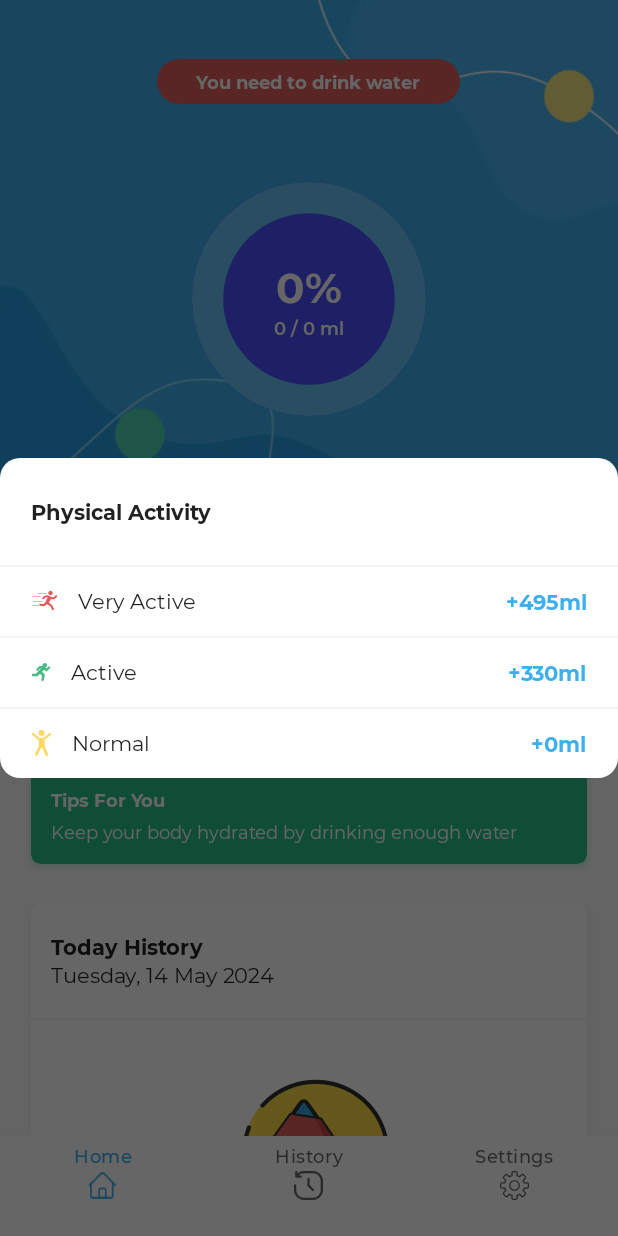
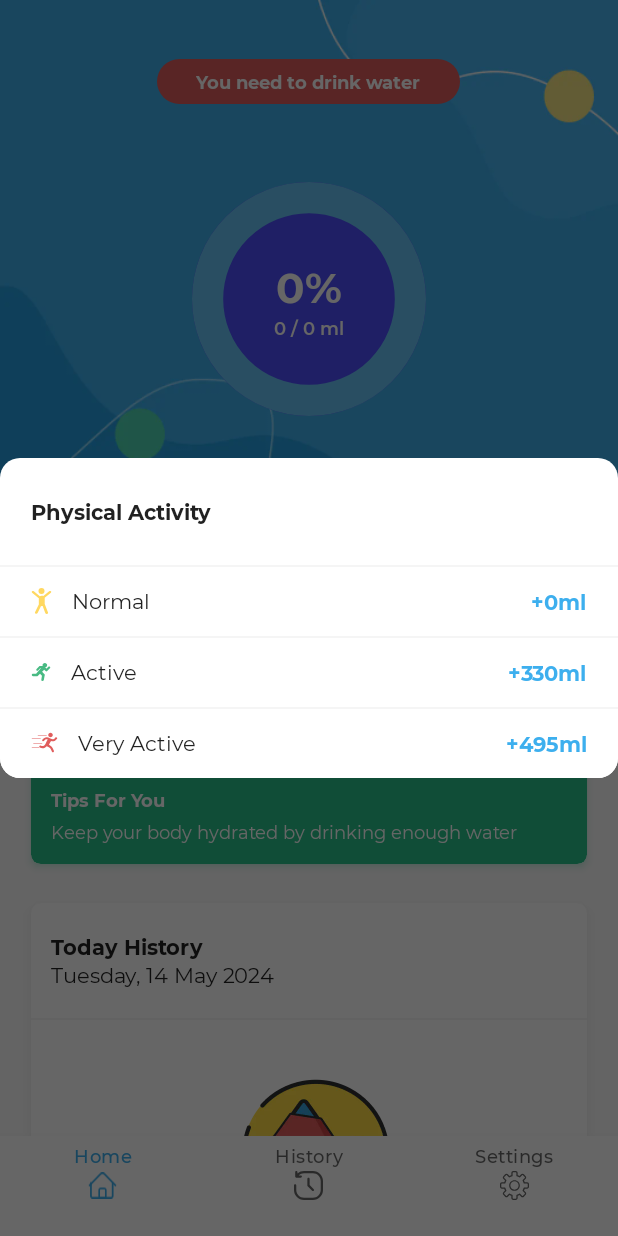
Before and after one commit to Codingle-House/Minumin, an Android app: the MainFragment screen opened directly, with no data from a screen before it, after a tap on an icon or button, on a phone screen of 412 x 824 dp. Run offline under Robolectric (Android 15) with nearby library versions, the phone set to English and light mode, and no system bars; our stand-ins replace Dagger/Hilt's generated code, Room's generated code, sdp/ssp sizes; libraries missing offline, so code that uses them is left out: me.everything.android; 9 statements that could not run were skipped.

Commit message:
change physical activities to rv

```diff
--- a/app/src/main/java/id/co/minumin/presentation/dialog/PhysicalActivitiesDialog.kt
+++ /dev/null
@@ -1,49 +0,0 @@
-package id.co.minumin.presentation.dialog
-
-import android.content.Context
-import android.view.LayoutInflater
-import id.co.minumin.data.dto.PhysicalActivitiesDto
-import id.co.minumin.data.dto.PhysicalActivitiesDto.ACTIVE
-import id.co.minumin.data.dto.PhysicalActivitiesDto.NORMAL
-import id.co.minumin.data.dto.PhysicalActivitiesDto.VERY_ACTIVE
-import id.co.minumin.databinding.DialogMetricSelectionBinding
-import id.co.minumin.databinding.DialogPhysicalActivitiesBinding
-import id.co.minumin.uikit.MinuminDialog
-
-/**
- * Created by pertadima on 07,February,2021
- */
-
-class PhysicalActivitiesDialog(
-    context: Context
-) : MinuminDialog<DialogPhysicalActivitiesBinding>(context) {
-
-    override val bindingInflater: (LayoutInflater) -> DialogPhysicalActivitiesBinding
-        get() = DialogPhysicalActivitiesBinding::inflate
-
-    private var action: (PhysicalActivitiesDto) -> Unit = { _ -> kotlin.run { } }
-
-    override fun onCreateDialog() {
-        binding.physicalRelativelayoutNormal.setOnClickListener {
-            action.invoke(NORMAL)
-            dismiss()
-        }
-        binding.physicalRelativelayoutActive.setOnClickListener {
-            action.invoke(ACTIVE)
-            dismiss()
-        }
-        binding.physicalRelativelayoutExtra.setOnClickListener {
-            action.invoke(VERY_ACTIVE)
-            dismiss()
-        }
-    }
-
-    fun setListener(action: (PhysicalActivitiesDto) -> Unit): PhysicalActivitiesDialog {
-        this.action = action
-        return this
-    }
-
-    companion object {
-        fun newInstance(context: Context) = PhysicalActivitiesDialog(context)
-    }
-}
--- /dev/null
+++ b/app/src/main/java/id/co/minumin/presentation/dialog/physicalactivities/PhysicalActivitiesAdapter.kt
@@ -0,0 +1,99 @@
+package id.co.minumin.presentation.dialog.physicalactivities
+
+import android.annotation.SuppressLint
+import android.content.Context
+import android.view.LayoutInflater
+import android.view.ViewGroup
+import androidx.core.view.isGone
+import androidx.recyclerview.widget.DiffUtil.calculateDiff
+import androidx.recyclerview.widget.RecyclerView
+import id.co.minumin.R
+import id.co.minumin.core.DiffCallback
+import id.co.minumin.core.ext.getDrawableCompat
+import id.co.minumin.data.dto.PhysicalActivitiesDto
+import id.co.minumin.data.dto.PhysicalActivitiesDto.ACTIVE
+import id.co.minumin.data.dto.PhysicalActivitiesDto.NORMAL
+import id.co.minumin.data.dto.PhysicalActivitiesDto.VERY_ACTIVE
+import id.co.minumin.databinding.ItemRecyclerviewPhysicalactivitiesBinding
+import id.co.minumin.presentation.dialog.physicalactivities.PhysicalActivitiesAdapter.ItemViewHolder
+
+/**
+ * Created by pertadima on 11,February,2021
+ */
+
+class PhysicalActivitiesAdapter(
+    private val context: Context,
+    private val diffCallback: DiffCallback,
+    private val itemListener: (PhysicalActivitiesDto) -> Unit = { _ -> run {} }
+) : RecyclerView.Adapter<ItemViewHolder>() {
+
+    private val dataSet: MutableList<PhysicalActivitiesDto> = mutableListOf()
+
+    override fun onCreateViewHolder(parent: ViewGroup, viewType: Int): ItemViewHolder {
+        val itemBinding = ItemRecyclerviewPhysicalactivitiesBinding.inflate(
+            LayoutInflater.from(parent.context), parent, false
+        )
+        return ItemViewHolder(itemBinding)
+    }
+
+    override fun onBindViewHolder(holder: ItemViewHolder, position: Int) {
+        holder.bindView(dataSet[holder.bindingAdapterPosition])
+    }
+
+    override fun getItemCount(): Int = dataSet.size
+
+    fun setData(newDataSet: List<PhysicalActivitiesDto>) = calculateDiff(newDataSet)
+
+    private fun calculateDiff(newDataSet: List<PhysicalActivitiesDto>) {
+        diffCallback.setList(dataSet, newDataSet)
+        val result = calculateDiff(diffCallback)
+        with(dataSet) {
+            clear()
+            addAll(newDataSet)
+        }
+        result.dispatchUpdatesTo(this)
+    }
+
+    inner class ItemViewHolder(private val binding: ItemRecyclerviewPhysicalactivitiesBinding) :
+        RecyclerView.ViewHolder(binding.root) {
+        @SuppressLint("SetTextI18n")
+        fun bindView(data: PhysicalActivitiesDto) = with(binding) {
+            itemRlParent.setOnClickListener { itemListener.invoke(data) }
+            line.isGone = bindingAdapterPosition == dataSet.size.dec()
+            itemTvMl.text = "+${data.consumption}${context.getString(R.string.general_text_ml)}"
+            itemTvText.apply {
+                when (data) {
+                    NORMAL -> {
+                        text = context.getString(R.string.dialog_text_physical_normal)
+                        setCompoundDrawablesWithIntrinsicBounds(
+                            context.getDrawableCompat(R.drawable.general_ic_bodynormal),
+                            null,
+                            null,
+                            null
+                        )
+                    }
+
+                    ACTIVE -> {
+                        text = context.getString(R.string.dialog_text_physical_active)
+                        setCompoundDrawablesWithIntrinsicBounds(
+                            context.getDrawableCompat(R.drawable.general_ic_bodyactive),
+                            null,
+                            null,
+                            null
+                        )
+                    }
+
+                    VERY_ACTIVE -> {
+                        text = context.getString(R.string.dialog_text_physical_extraactive)
+                        setCompoundDrawablesWithIntrinsicBounds(
+                            context.getDrawableCompat(R.drawable.general_ic_bodyextraactive),
+                            null,
+                            null,
+                            null
+                        )
+                    }
+                }
+            }
+        }
+    }
+}
--- /dev/null
+++ b/app/src/main/java/id/co/minumin/presentation/dialog/physicalactivities/PhysicalActivitiesDialog.kt
@@ -0,0 +1,56 @@
+package id.co.minumin.presentation.dialog.physicalactivities
+
+import android.content.Context
+import android.view.LayoutInflater
+import androidx.recyclerview.widget.LinearLayoutManager
+import id.co.minumin.core.DiffCallback
+import id.co.minumin.data.dto.PhysicalActivitiesDto
+import id.co.minumin.databinding.DialogPhysicalActivitiesBinding
+import id.co.minumin.uikit.MinuminDialog
+
+/**
+ * Created by pertadima on 07,February,2021
+ */
+
+class PhysicalActivitiesDialog(
+    context: Context,
+    diffCallback: DiffCallback
+) : MinuminDialog<DialogPhysicalActivitiesBinding>(context) {
+
+    private val physicalActivitiesAdapter by lazy {
+        PhysicalActivitiesAdapter(context, diffCallback, ::onPhysicalActivitiesClicked).apply {
+            setData(PhysicalActivitiesDto.entries.toTypedArray().toList())
+        }
+    }
+
+    override val bindingInflater: (LayoutInflater) -> DialogPhysicalActivitiesBinding
+        get() = DialogPhysicalActivitiesBinding::inflate
+
+    private var action: (PhysicalActivitiesDto) -> Unit = { _ -> kotlin.run { } }
+
+    override fun onCreateDialog() {
+        with(binding) {
+            physicalRvContent.apply {
+                adapter = physicalActivitiesAdapter
+                layoutManager = LinearLayoutManager(context)
+            }
+        }
+    }
+
+    fun setListener(action: (PhysicalActivitiesDto) -> Unit): PhysicalActivitiesDialog {
+        this.action = action
+        return this
+    }
+
+    private fun onPhysicalActivitiesClicked(data: PhysicalActivitiesDto) {
+        action(data)
+        this.dismiss()
+    }
+
+    companion object {
+        fun newInstance(
+            context: Context,
+            diffCallback: DiffCallback
+        ) = PhysicalActivitiesDialog(context, diffCallback)
+    }
+}
--- a/app/src/main/java/id/co/minumin/presentation/home/main/MainFragment.kt
+++ b/app/src/main/java/id/co/minumin/presentation/home/main/MainFragment.kt
@@ -32,8 +32,8 @@ import id.co.minumin.data.dto.WeatherConditionDto.WINTER
 import id.co.minumin.databinding.FragmentMainBinding
 import id.co.minumin.presentation.dialog.CupSelectionDialog
 import id.co.minumin.presentation.dialog.InputCupDialog
-import id.co.minumin.presentation.dialog.PhysicalActivitiesDialog
 import id.co.minumin.presentation.dialog.WeatherConditionDialog
+import id.co.minumin.presentation.dialog.physicalactivities.PhysicalActivitiesDialog
 import id.co.minumin.presentation.home.adapter.DrinkAdapter
 import id.co.minumin.util.DateTimeUtil.FULL_DATE_FORMAT
 import id.co.minumin.util.DateTimeUtil.convertDate
@@ -102,7 +102,7 @@ class MainFragment : BaseFragment<FragmentMainBinding>() {
         }
 
         mainImageviewActivities.setOnClickListener {
-            PhysicalActivitiesDialog.newInstance(requireContext()).apply {
+            PhysicalActivitiesDialog.newInstance(requireContext(), diffCallback).apply {
                 setListener { mainViewModel.updatePhysicalCondition(it) }
                 show()
             }
--- a/app/src/main/res/layout/dialog_physical_activities.xml
+++ b/app/src/main/res/layout/dialog_physical_activities.xml
@@ -1,6 +1,5 @@
 <?xml version="1.0" encoding="utf-8"?>
 <LinearLayout xmlns:android="http://schemas.android.com/apk/res/android"
-    xmlns:app="http://schemas.android.com/apk/res-auto"
     android:layout_width="match_parent"
     android:layout_height="wrap_content"
     android:layout_gravity="center"
@@ -20,91 +19,8 @@
         android:layout_height="@dimen/_1sdp"
         android:background="@color/line_gray" />
 
-    <RelativeLayout
-        android:id="@+id/physical_relativelayout_extra"
+    <androidx.recyclerview.widget.RecyclerView
+        android:id="@+id/physical_rv_content"
         android:layout_width="match_parent"
-        android:layout_height="wrap_content"
-        android:background="?attr/selectableItemBackground"
-        android:clickable="true"
-        android:focusable="true"
-        android:paddingHorizontal="@dimen/_16sdp"
-        android:paddingVertical="@dimen/_10sdp">
-
-        <id.co.minumin.uikit.MinuminTextView
-            android:layout_width="wrap_content"
-            android:layout_height="wrap_content"
-            android:drawablePadding="@dimen/_10sdp"
-            android:text="@string/dialog_text_physical_extraactive"
-            app:drawableStartCompat="@drawable/general_ic_bodyextraactive"
-            app:minumin_text_code="p_a_r" />
-
-        <id.co.minumin.uikit.MinuminTextView
-            android:layout_width="wrap_content"
-            android:layout_height="wrap_content"
-            android:layout_alignParentEnd="true"
-            android:text="@string/dialog_value_physical_extraactive"
-            android:textColor="@color/blue_primary" />
-    </RelativeLayout>
-
-    <View
-        android:layout_width="match_parent"
-        android:layout_height="@dimen/_1sdp"
-        android:background="@color/line_gray" />
-
-    <RelativeLayout
-        android:id="@+id/physical_relativelayout_active"
-        android:layout_width="match_parent"
-        android:layout_height="wrap_content"
-        android:background="?attr/selectableItemBackground"
-        android:clickable="true"
-        android:focusable="true"
-        android:paddingHorizontal="@dimen/_16sdp"
-        android:paddingVertical="@dimen/_10sdp">
-
-        <id.co.minumin.uikit.MinuminTextView
-            android:layout_width="wrap_content"
-            android:layout_height="wrap_content"
-            android:drawablePadding="@dimen/_10sdp"
-            android:text="@string/dialog_text_physical_active"
-            app:drawableStartCompat="@drawable/general_ic_bodyactive"
-            app:minumin_text_code="p_a_r" />
-
-        <id.co.minumin.uikit.MinuminTextView
-            android:layout_width="wrap_content"
-            android:layout_height="wrap_content"
-            android:layout_alignParentEnd="true"
-            android:text="@string/dialog_value_physical_active"
-            android:textColor="@color/blue_primary" />
-    </RelativeLayout>
-
-    <View
-        android:layout_width="match_parent"
-        android:layout_height="@dimen/_1sdp"
-        android:background="@color/line_gray" />
-
-    <RelativeLayout
-        android:id="@+id/physical_relativelayout_normal"
-        android:layout_width="match_parent"
-        android:layout_height="wrap_content"
-        android:background="?attr/selectableItemBackground"
-        android:clickable="true"
-        android:focusable="true"
-        android:paddingHorizontal="@dimen/_16sdp"
-        android:paddingVertical="@dimen/_10sdp">
-
-        <id.co.minumin.uikit.MinuminTextView
-            android:layout_width="wrap_content"
-            android:layout_height="wrap_content"
-            android:drawablePadding="@dimen/_10sdp"
-            android:text="@string/dialog_text_physical_normal"
-            app:drawableStartCompat="@drawable/general_ic_bodynormal"
-            app:minumin_text_code="p_a_r" />
-
-        <id.co.minumin.uikit.MinuminTextView
-            android:layout_width="wrap_content"
-            android:layout_height="wrap_content"
-            android:layout_alignParentEnd="true"
-            android:text="@string/dialog_value_physical_normal"
-            android:textColor="@color/blue_primary" />
-    </RelativeLayout>
+        android:layout_height="wrap_content" />
 </LinearLayout>
--- /dev/null
+++ b/app/src/main/res/layout/item_recyclerview_physicalactivities.xml
@@ -0,0 +1,41 @@
+<LinearLayout xmlns:android="http://schemas.android.com/apk/res/android"
+    xmlns:app="http://schemas.android.com/apk/res-auto"
+    android:layout_width="match_parent"
+    android:layout_height="wrap_content"
+    android:background="@drawable/general_bg_dialog"
+    android:orientation="vertical">
+
+    <RelativeLayout
+        android:id="@+id/item_rl_parent"
+        android:layout_width="match_parent"
+        android:layout_height="wrap_content"
+        android:background="?attr/selectableItemBackground"
+        android:clickable="true"
+        android:focusable="true"
+        android:paddingHorizontal="@dimen/_16sdp"
+        android:paddingVertical="@dimen/_10sdp">
+
+        <id.co.minumin.uikit.MinuminTextView
+            android:id="@+id/item_tv_text"
+            android:layout_width="wrap_content"
+            android:layout_height="wrap_content"
+            android:drawablePadding="@dimen/_10sdp"
+            android:text="@string/dialog_text_physical_active"
+            app:drawableStartCompat="@drawable/general_ic_bodyactive"
+            app:minumin_text_code="p_a_r" />
+
+        <id.co.minumin.uikit.MinuminTextView
+            android:id="@+id/item_tv_ml"
+            android:layout_width="wrap_content"
+            android:layout_height="wrap_content"
+            android:layout_alignParentEnd="true"
+            android:text="@string/dialog_value_physical_active"
+            android:textColor="@color/blue_primary" />
+    </RelativeLayout>
+
+    <View
+        android:id="@+id/line"
+        android:layout_width="match_parent"
+        android:layout_height="@dimen/_1sdp"
+        android:background="@color/line_gray" />
+</LinearLayout>
```
